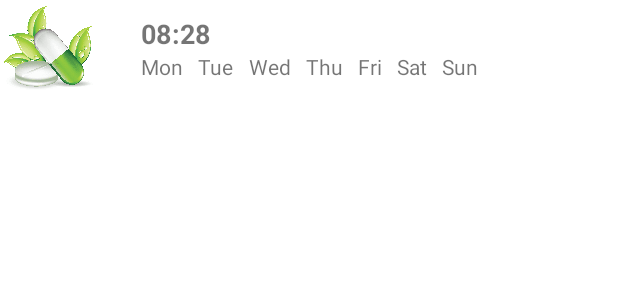
After one commit to TYParrot/TemiRobot, an Android app: the layout activity_alarm_alarm_item.xml on its own in the app's theme, with its tools: preview values and no code run, on a phone screen of 412 x 824 dp. The commit adds this screen. Shown: the top 300 px of the screen. Run offline under Robolectric (Android 15) with nearby library versions, the phone set to English and light mode, and no system bars.

Commit message:
[FEAT]알람 정보 저장 및 목록 바인딩 완료

```diff
--- a/app/build.gradle
+++ b/app/build.gradle
@@ -38,6 +38,9 @@ dependencies {
     androidTestImplementation 'androidx.test.ext:junit:1.1.5'
     androidTestImplementation 'androidx.test.espresso:espresso-core:3.5.1'
 
+    //json포맷
+    implementation 'com.google.code.gson:gson:2.8.6'
+
     //TEMI와 연결했을 때 아래의 코드 주석 처리를 해제하세요.
     //implementation 'com.robotemi:sdk:1.131.4'
 
--- a/app/src/main/java/com/example/dementia/Manager/AlarmDataManager.java
+++ b/app/src/main/java/com/example/dementia/Manager/AlarmDataManager.java
@@ -31,6 +31,7 @@ public class AlarmDataManager {
 
     // 모든 알람 조회 메소드
     public ArrayList<AlarmListDataSet> getAllAlarms() {
-        return alarmList; // 모든 알람 데이터 반환
+        return alarmList;
     }
+
 }
--- a/app/src/main/java/com/example/dementia/UI/AlarmSetUI.java
+++ b/app/src/main/java/com/example/dementia/UI/AlarmSetUI.java
@@ -13,7 +13,6 @@ import android.widget.TimePicker;
 import android.widget.Toast;
 
 import com.example.dementia.Function.AlarmDataReserve;
-import com.example.dementia.Function.AlarmListDataSet;
 import com.example.dementia.Manager.AlarmDataManager;
 import com.example.dementia.Manager.MainManager;
 import com.example.dementia.R;
--- /dev/null
+++ b/app/src/main/res/layout/activity_alarm_alarm_item.xml
@@ -0,0 +1,107 @@
+<?xml version="1.0" encoding="utf-8"?>
+<androidx.constraintlayout.widget.ConstraintLayout xmlns:android="http://schemas.android.com/apk/res/android"
+    xmlns:app="http://schemas.android.com/apk/res-auto"
+    xmlns:tools="http://schemas.android.com/tools"
+    android:layout_width="match_parent"
+    android:layout_height="match_parent">
+
+    <LinearLayout
+        android:layout_width="match_parent"
+        android:layout_height="wrap_content"
+        android:orientation="horizontal"
+        android:padding="2dp"
+        android:gravity="center_vertical"
+        app:layout_constraintTop_toTopOf="parent"
+        >
+
+        <!-- 이미지 왼쪽에 배치 -->
+        <ImageView
+            android:id="@+id/alarmListImg"
+            android:layout_width="60dp"
+            android:layout_height="60dp"
+            android:layout_marginEnd="16dp"
+            android:src="@drawable/pill" />
+
+        <!-- 오른쪽에 시간과 요일을 배치 -->
+        <LinearLayout
+            android:layout_width="0dp"
+            android:layout_height="wrap_content"
+            android:layout_weight="1"
+            android:orientation="vertical"
+            android:paddingStart="16dp">
+
+            <!-- 시간 표시 -->
+            <TextView
+                android:id="@+id/selectedTime"
+                android:layout_width="wrap_content"
+                android:layout_height="wrap_content"
+                android:text="08:28"
+                android:textSize="18sp"
+                android:textStyle="bold" />
+
+            <!-- 요일 표시 -->
+            <LinearLayout
+                android:layout_width="match_parent"
+                android:layout_height="wrap_content"
+                android:orientation="horizontal">
+
+                <!-- 요일들 -->
+                <TextView
+                    android:id="@+id/mon"
+                    android:layout_width="wrap_content"
+                    android:layout_height="wrap_content"
+                    android:text="Mon"
+                    android:textSize="14sp"
+                    android:layout_marginEnd="10dp" />
+
+                <TextView
+                    android:id="@+id/tue"
+                    android:layout_width="wrap_content"
+                    android:layout_height="wrap_content"
+                    android:text="Tue"
+                    android:textSize="14sp"
+                    android:layout_marginEnd="10dp" />
+
+                <TextView
+                    android:id="@+id/wed"
+                    android:layout_width="wrap_content"
+                    android:layout_height="wrap_content"
+                    android:text="Wed"
+                    android:textSize="14sp"
+                    android:layout_marginEnd="10dp" />
+
+                <TextView
+                    android:id="@+id/thu"
+                    android:layout_width="wrap_content"
+                    android:layout_height="wrap_content"
+                    android:text="Thu"
+                    android:textSize="14sp"
+                    android:layout_marginEnd="10dp" />
+
+                <TextView
+                    android:id="@+id/fri"
+                    android:layout_width="wrap_content"
+                    android:layout_height="wrap_content"
+                    android:text="Fri"
+                    android:textSize="14sp"
+                    android:layout_marginEnd="10dp" />
+
+                <TextView
+                    android:id="@+id/sat"
+                    android:layout_width="wrap_content"
+                    android:layout_height="wrap_content"
+                    android:text="Sat"
+                    android:textSize="14sp"
+                    android:layout_marginEnd="10dp" />
+
+                <TextView
+                    android:id="@+id/sun"
+                    android:layout_width="wrap_content"
+                    android:layout_height="wrap_content"
+                    android:text="Sun"
+                    android:textSize="14sp" />
+            </LinearLayout>
+        </LinearLayout>
+    </LinearLayout>
+
+</androidx.constraintlayout.widget.ConstraintLayout>
```
Also changed, not shown: app/src/main/AndroidManifest.xml (+4 -6 lines), app/src/main/java/com/example/dementia/Function/AlarmListAdapter.java (added, +99 -0 lines), app/src/main/java/com/example/dementia/Function/AlarmListDataSet.java (+25 -15 lines), app/src/main/java/com/example/dementia/UI/AlarmListUI.java (+37 -0 lines), app/src/main/res/layout/activity_alarmlist.xml (+5 -7 lines).
